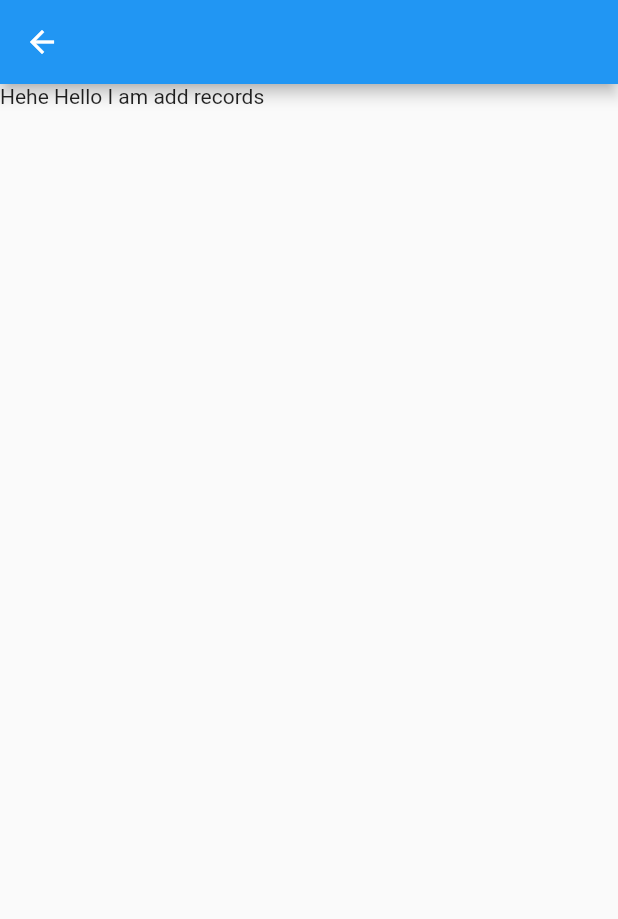
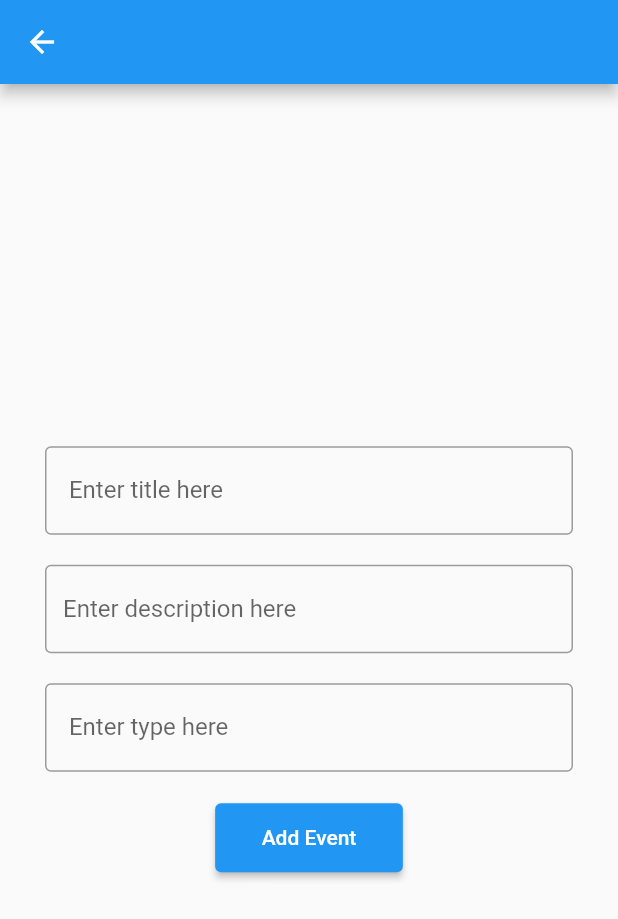
Before and after one commit to thezaeemaanwar/05-Flutter-Navigation-and-APIs, a Flutter app: the screen it shows after launch, in the side drawer, after a tap on "Add Records", on a phone screen of 412 x 824 dp. Shown: the top 919 px of the screen. Run offline on Flutter 3.47's test engine with Material 2 defaults, Android fonts, the phone set to English and light mode, and no system bars; missing offline and left inert: dart:html; network calls fail.

Commit message:
📦 NEW : Add record API call

```diff
--- a/lib/addRecords.dart
+++ b/lib/addRecords.dart
@@ -1,18 +1,127 @@
+import 'dart:async';
+import 'dart:convert';
+import 'dart:html';
+
 import 'package:flutter/material.dart';
+import 'package:http/http.dart' as http;
 
 class AddRecords extends StatefulWidget {
   AddRecords({Key key}) : super(key: key);
-
   @override
   _AddRecordsState createState() => _AddRecordsState();
 }
 
 class _AddRecordsState extends State<AddRecords> {
+  final titleController = TextEditingController();
+  final descriptionController = TextEditingController();
+  final typeController = TextEditingController();
+
+  Future sendRecordsData() async {
+    var sendURI =
+        Uri.parse("https://pcc.edu.pk/ws/create/eventplanningservices.php");
+    var response = await http.post(sendURI,
+        body: jsonEncode({
+          "title": titleController.text,
+          "description": descriptionController.text,
+          "type": typeController.text
+        }));
+    var result = jsonDecode(response.body);
+    print(result);
+  }
+
+  void runAddRecord() {
+    if (titleController.text.length < 1 &&
+        descriptionController.text.length < 1 &&
+        typeController.text.length < 1) {
+      showDialog(
+          context: context,
+          builder: (BuildContext context) {
+            return AlertDialog(
+              title: Text("Error Adding Event"),
+              content: Text("Please make sure all the fields are filled"),
+              actions: [
+                TextButton(
+                    onPressed: () => {Navigator.pop(context)},
+                    child: Text("Okay"))
+              ],
+            );
+          });
+    } else {
+      sendRecordsData();
+      showDialog(
+          context: context,
+          builder: (BuildContext context) {
+            return AlertDialog(
+              title: Text("Success"),
+              content: Text("The request to add event sent successfully"),
+              actions: [
+                TextButton(
+                    onPressed: () => {Navigator.pop(context)},
+                    child: Text("Okay"))
+              ],
+            );
+          });
+      titleController.clear();
+      descriptionController.clear();
+      typeController.clear();
+    }
+    print("hello i am added");
+  }
+
   @override
   Widget build(BuildContext context) {
     return Scaffold(
       appBar: AppBar(),
-      body: Text("Hehe Hello I am add records"),
+      body: Padding(
+        padding: EdgeInsets.all(20),
+        child: Column(
+          mainAxisAlignment: MainAxisAlignment.center,
+          children: [
+            Padding(
+              padding: EdgeInsets.all(10),
+              child: TextField(
+                controller: titleController,
+                decoration: InputDecoration(
+                  labelText: " Enter title here",
+                  border:
+                      OutlineInputBorder(borderSide: BorderSide(width: 3.0)),
+                ),
+              ),
+            ),
+            Padding(
+              padding: EdgeInsets.all(10),
+              child: TextField(
+                controller: descriptionController,
+                decoration: InputDecoration(
+                  labelText: "Enter description here",
+                  border:
+                      OutlineInputBorder(borderSide: BorderSide(width: 3.0)),
+                ),
+              ),
+            ),
+            Padding(
+              padding: EdgeInsets.all(10),
+              child: TextField(
+                controller: typeController,
+                decoration: InputDecoration(
+                  labelText: " Enter type here",
+                  border:
+                      OutlineInputBorder(borderSide: BorderSide(width: 3.0)),
+                ),
+              ),
+            ),
+            Padding(
+                padding: EdgeInsets.all(10),
+                child: ElevatedButton(
+                  child: Padding(
+                    padding: EdgeInsets.all(15),
+                    child: Text("Add Event"),
+                  ),
+                  onPressed: runAddRecord,
+                ))
+          ],
+        ),
+      ),
     );
   }
 }
```
